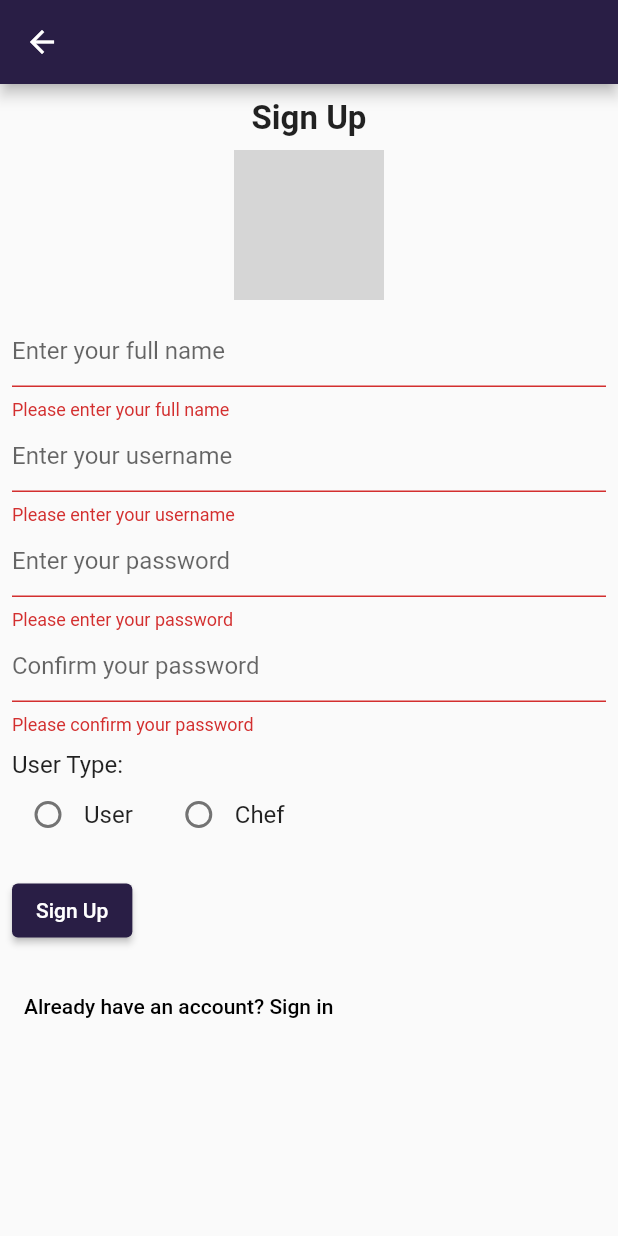
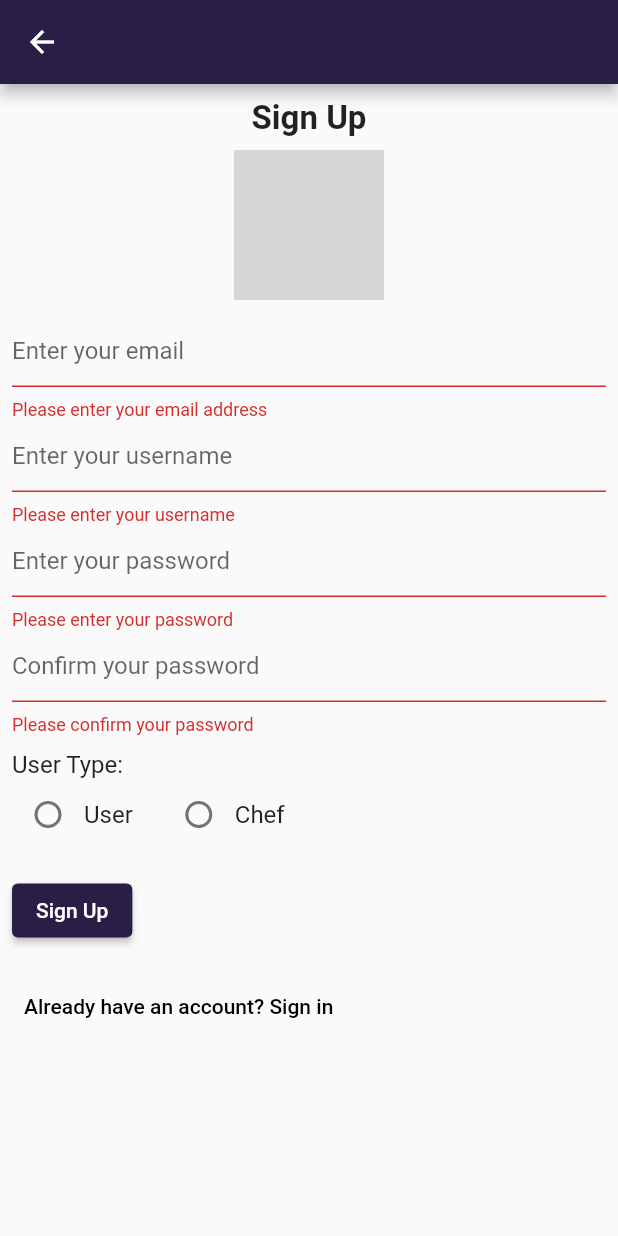
Before and after one commit to Yani-201/Chefs-Table, a Flutter app: the SignUpForm screen opened by its route, after a tap on "Sign Up", on a phone screen of 412 x 824 dp. Run offline on Flutter 3.47's test engine with Material 2 defaults, Android fonts, the phone set to English and light mode, and no system bars; our stand-ins replace bloc, equatable, flutter_bloc, go_router, image_picker, sqflite; accounts and stored records are empty; network calls fail; grey boxes are pictures that could not be loaded.

Commit message:
added registering functionality

```diff
--- a/chefs_table/lib/home.dart
+++ b/chefs_table/lib/home.dart
@@ -14,7 +14,9 @@ class _homeState extends State<Home> {
   Widget build(BuildContext context) {
     return Scaffold(
       drawer: const NavBar(),
-      appBar: AppBar(),
+      appBar: AppBar(
+        leading: BackButton(onPressed: () => context.go('/')),
+      ),
       body: SingleChildScrollView(
         child: Column(
           crossAxisAlignment: CrossAxisAlignment.start,
--- a/chefs_table/lib/signup.dart
+++ b/chefs_table/lib/signup.dart
@@ -1,6 +1,9 @@
 import 'dart:io';
 
+import 'package:chefs_table/user/blocs/blocs.dart';
+import 'package:chefs_table/user/models/user.dart';
 import 'package:flutter/material.dart';
+import 'package:flutter_bloc/flutter_bloc.dart';
 import 'package:go_router/go_router.dart';
 import 'package:image_picker/image_picker.dart';
 
@@ -11,7 +14,7 @@ class SignUpForm extends StatefulWidget {
 
 class _SignUpFormState extends State<SignUpForm> {
   final _formKey = GlobalKey<FormState>();
-  String? _fullName;
+  String? _email;
   String? _userName;
   String? _password;
   String? _confirmPassword;
@@ -64,16 +67,16 @@ class _SignUpFormState extends State<SignUpForm> {
                       SizedBox(height: 10),
                       TextFormField(
                         decoration: const InputDecoration(
-                          hintText: 'Enter your full name',
+                          hintText: 'Enter your email',
                         ),
                         validator: (value) {
                           if (value == null || value.isEmpty) {
-                            return 'Please enter your full name';
+                            return 'Please enter your email address';
                           }
                           return null;
                         },
                         onSaved: (value) {
-                          _fullName = value;
+                          _email = value;
                         },
                       ),
                       TextFormField(
@@ -116,6 +119,7 @@ class _SignUpFormState extends State<SignUpForm> {
                           hintText: 'Confirm your password',
                         ),
                         validator: (value) {
+                          _formKey.currentState!.save();
                           if (value == null || value.isEmpty) {
                             return 'Please confirm your password';
                           } else if (_password != _confirmPassword) {
@@ -164,11 +168,18 @@ class _SignUpFormState extends State<SignUpForm> {
                             if (_formKey.currentState!.validate()) {
 // Process data.
                               _formKey.currentState!.save();
-                              print('Full Name : $_fullName');
+                              print('Full Name : $_email');
                               print('User Name : $_userName');
                               print('Password : $_password');
                               print('Confirm Password : $_confirmPassword');
                               print('User Type : $_userType');
+                              User user = User(
+                                  username: _userName!,
+                                  email: _email!,
+                                  password: _password,
+                                  role: [_userType ?? 'user']);
+                              BlocProvider.of<UserBloc>(context)
+                                  .add(UserCreate(user));
                               context.go('/home');
                             }
                           },
--- a/chefs_table/lib/user/models/user.dart
+++ b/chefs_table/lib/user/models/user.dart
@@ -17,7 +17,7 @@ class User {
   final List<Restaurant?>? likedRestaurants;
 
   User({
-    required this.id,
+    this.id,
     required this.username,
     required this.email,
     this.photo,
```
Also changed, not shown: chefs_table/lib/user/data_providers/user_data_providers.dart (+7 -5 lines).
